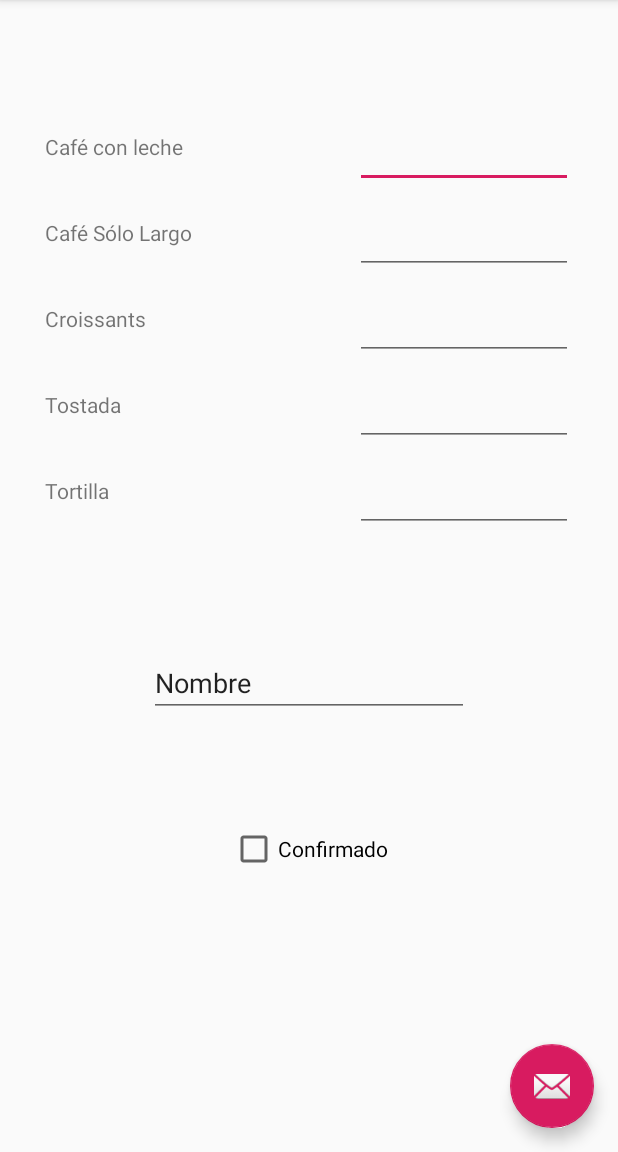
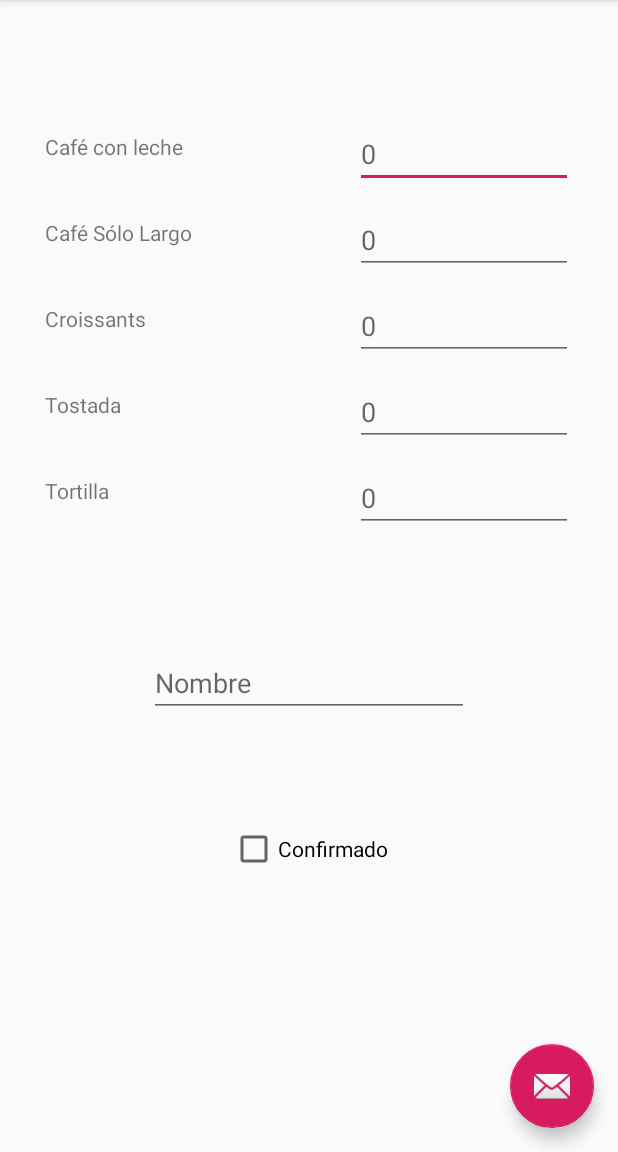
Before and after one commit to danimartinezsaa/Android-Firebase, an Android app: the screen it shows after launch (MainActivity), on a phone screen of 412 x 824 dp, the part 84-1236 px from its top. Run offline under Robolectric (Android 15) with nearby library versions, the phone set to English and light mode, and no system bars; our stand-ins replace Firebase (no records; nobody signed in at launch, a user with empty details on screens opened directly); 1 statement that could not run was skipped.

```diff
--- a/app/src/main/res/layout/content_main.xml
+++ b/app/src/main/res/layout/content_main.xml
@@ -16,7 +16,8 @@
             android:ems="10"
             android:id="@+id/incafeleche"
             app:layout_constraintEnd_toEndOf="parent" android:layout_marginTop="80dp"
-            app:layout_constraintTop_toTopOf="parent" android:layout_marginEnd="30dp"/>
+            app:layout_constraintTop_toTopOf="parent" android:layout_marginEnd="30dp"
+            android:hint="0"/>
     <EditText
             android:layout_width="145dp"
             android:layout_height="45dp"
@@ -24,7 +25,8 @@
             android:ems="10"
             android:id="@+id/incafesololargo" android:layout_marginTop="12dp"
             app:layout_constraintTop_toBottomOf="@+id/incafeleche"
-            app:layout_constraintEnd_toEndOf="parent" android:layout_marginEnd="30dp"/>
+            app:layout_constraintEnd_toEndOf="parent" android:layout_marginEnd="30dp"
+            android:hint="0"/>
     <EditText
             android:layout_width="145dp"
             android:layout_height="wrap_content"
@@ -32,7 +34,8 @@
             android:ems="10"
             android:id="@+id/incroissant" android:layout_marginTop="12dp"
             app:layout_constraintTop_toBottomOf="@+id/incafesololargo"
-            app:layout_constraintEnd_toEndOf="parent" android:layout_marginEnd="30dp"/>
+            app:layout_constraintEnd_toEndOf="parent" android:layout_marginEnd="30dp"
+            android:hint="0"/>
     <EditText
             android:layout_width="145dp"
             android:layout_height="45dp"
@@ -40,7 +43,8 @@
             android:ems="10"
             android:id="@+id/intostada" android:layout_marginTop="12dp"
             app:layout_constraintTop_toBottomOf="@+id/incroissant"
-            app:layout_constraintEnd_toEndOf="parent" android:layout_marginEnd="30dp"/>
+            app:layout_constraintEnd_toEndOf="parent" android:layout_marginEnd="30dp"
+            android:hint="0"/>
     <TextView
             android:text="Café con leche"
             android:layout_width="wrap_content"
@@ -77,7 +81,7 @@
             android:ems="10"
             android:id="@+id/intortilla" android:layout_marginTop="12dp"
             app:layout_constraintTop_toBottomOf="@+id/intostada" android:layout_marginEnd="30dp"
-            app:layout_constraintEnd_toEndOf="parent"/>
+            app:layout_constraintEnd_toEndOf="parent" android:hint="0"/>
     <TextView
             android:text="Tortilla"
             android:layout_width="wrap_content"
@@ -94,12 +98,11 @@
             android:layout_width="wrap_content"
             android:layout_height="wrap_content"
             android:inputType="textPersonName"
-            android:text="Nombre"
             android:ems="10"
             android:id="@+id/innombre"
             app:layout_constraintStart_toStartOf="parent"
             app:layout_constraintEnd_toEndOf="parent" android:layout_marginTop="32dp"
-            app:layout_constraintTop_toTopOf="@+id/guideline"/>
+            app:layout_constraintTop_toTopOf="@+id/guideline" android:hint="Nombre"/>
     <CheckBox
             android:text="Confirmado"
             android:layout_width="wrap_content"
```
Also changed, not shown: app/src/main/java/com/dani/notificaciones/MainActivity.kt (+24 -7 lines).
